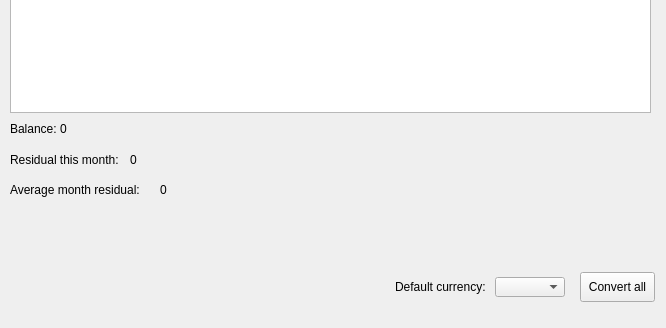
Above: ui/mainwindow.ui from maxjamcitar/purseqt before the change; both pictures show x 0 to 666 and y 187 to 515 of the 666 by 515 pixel window. Below: the same form after it.
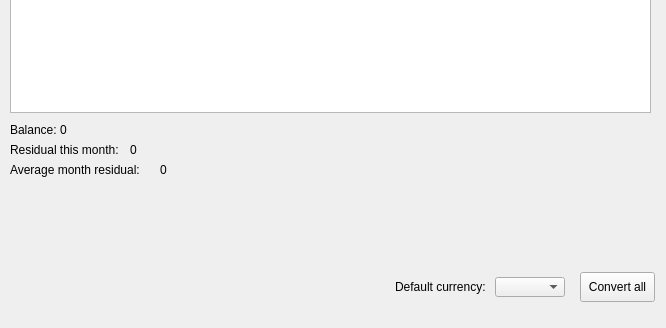
That is the form after the change.

Commit message: adjusted mainwindow UI

The edit to the form file:
```diff
--- a/ui/mainwindow.ui
+++ b/ui/mainwindow.ui
@@ -106,7 +106,7 @@
       <x>10</x>
       <y>290</y>
       <width>47</width>
-      <height>13</height>
+      <height>16</height>
      </rect>
     </property>
     <property name="text">
@@ -118,8 +118,8 @@
      <rect>
       <x>60</x>
       <y>290</y>
-      <width>100</width>
-      <height>13</height>
+      <width>581</width>
+      <height>16</height>
      </rect>
     </property>
     <property name="text">
@@ -130,7 +130,7 @@
     <property name="geometry">
      <rect>
       <x>10</x>
-      <y>320</y>
+      <y>310</y>
       <width>111</width>
       <height>16</height>
      </rect>
@@ -143,8 +143,8 @@
     <property name="geometry">
      <rect>
       <x>130</x>
-      <y>320</y>
-      <width>111</width>
+      <y>310</y>
+      <width>511</width>
       <height>16</height>
      </rect>
     </property>
@@ -156,8 +156,8 @@
     <property name="geometry">
      <rect>
       <x>160</x>
-      <y>350</y>
-      <width>141</width>
+      <y>330</y>
+      <width>481</width>
       <height>16</height>
      </rect>
     </property>
@@ -169,7 +169,7 @@
     <property name="geometry">
      <rect>
       <x>10</x>
-      <y>350</y>
+      <y>330</y>
       <width>141</width>
       <height>16</height>
      </rect>
```
